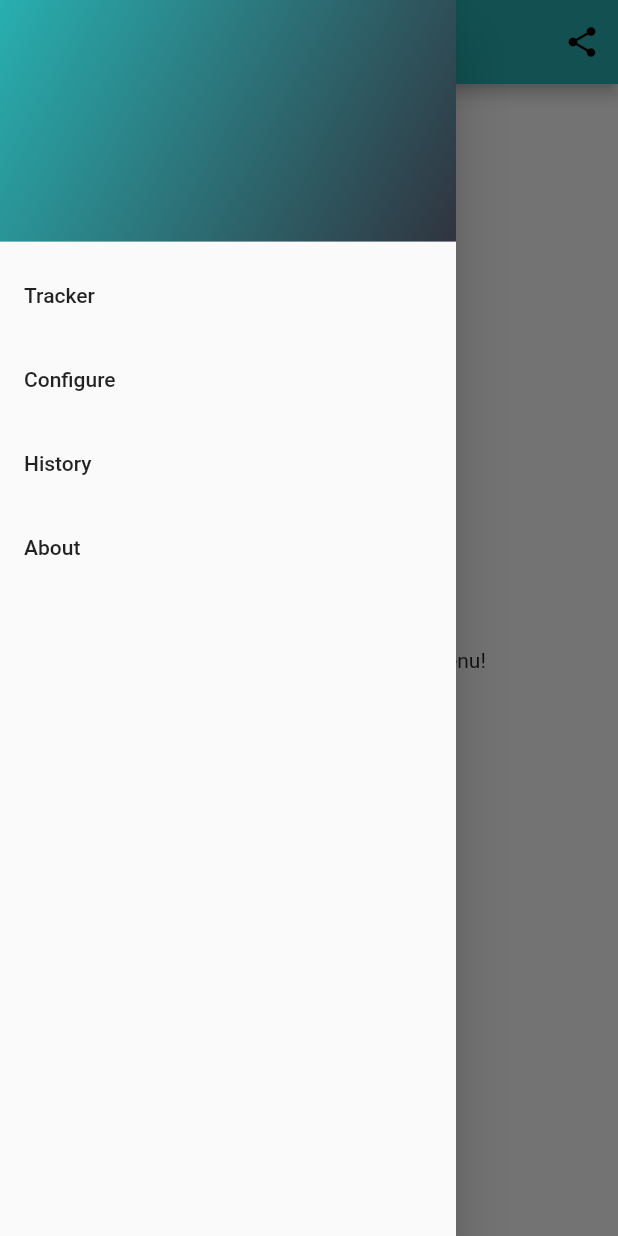
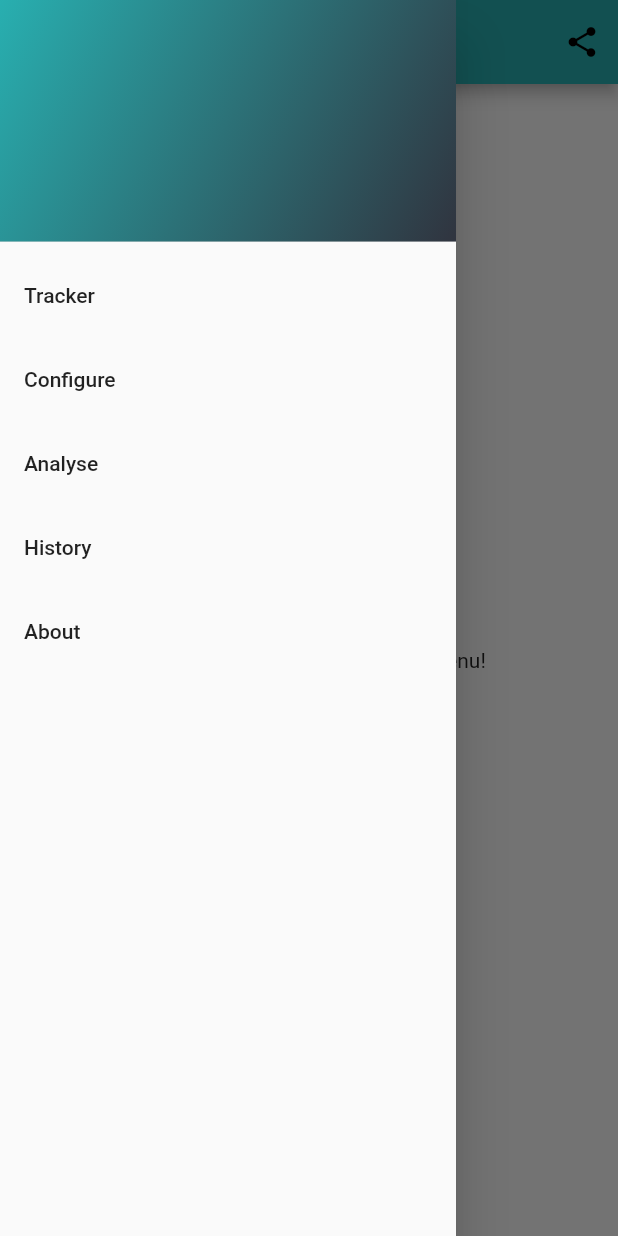
Before and after one commit to hertelukas/stattrack, a Flutter app: the screen it shows after launch, with the side drawer open, on a phone screen of 412 x 824 dp. Run offline on Flutter 3.47's test engine with Material 2 defaults, Android fonts, the phone set to English and light mode, and no system bars; our stand-ins replace share_plus; generated files the repository leaves out were written again.

Commit message:
Setup of new analysing view

```diff
--- a/lib/l10n/app_de.arb
+++ b/lib/l10n/app_de.arb
@@ -21,5 +21,6 @@
   "history": "Einträge",
   "empty_track_help": "Füge neue Tracker über das Bearbeitungsmenu hinzu!",
   "save": "Speichern",
-  "saved": "Eintrag gespeichert!"
+  "saved": "Eintrag gespeichert!",
+  "analyse": "Analyse"
 }
--- a/lib/l10n/app_en.arb
+++ b/lib/l10n/app_en.arb
@@ -21,5 +21,6 @@
   "history": "History",
   "empty_track_help": "Add items to track in the config menu!",
   "save": "Save",
-  "saved": "Saved entry!"
+  "saved": "Saved entry!",
+  "analyse": "Analyse"
 }
--- a/lib/src/views/homePage.dart
+++ b/lib/src/views/homePage.dart
@@ -5,6 +5,7 @@ import 'package:flutter_gen/gen_l10n/app_localizations.dart';
 import 'package:stattrack/src/business_logic/models/configuration.dart';
 import 'package:stattrack/src/business_logic/models/data.dart';
 import 'package:stattrack/src/views/about.dart';
+import 'package:stattrack/src/views/analyseView.dart';
 import 'package:stattrack/src/views/configurationUI.dart';
 import 'package:stattrack/src/views/historyUI.dart';
 import 'package:stattrack/src/views/trackerUI.dart';
@@ -50,6 +51,8 @@ class _HomePageState extends State<HomePage> {
             });
       case View.About:
         return AboutUI();
+      case View.Analyse:
+        return AnalyseView();
     }
   }
 
@@ -109,6 +112,13 @@ class _HomePageState extends State<HomePage> {
                       },
                     ),
                     ListTile(
+                      title: Text(AppLocalizations.of(context)!.analyse),
+                      onTap: () {
+                        _setView(View.Analyse);
+                        Navigator.pop(context);
+                      },
+                    ),
+                    ListTile(
                         title: Text(AppLocalizations.of(context)!.history),
                         onTap: () {
                           _setView(View.History);
--- a/lib/src/views/view.dart
+++ b/lib/src/views/view.dart
@@ -2,7 +2,7 @@ import 'package:flutter/cupertino.dart';
 import 'package:flutter_gen/gen_l10n/app_localizations.dart';
 
 // Enum that represents all available views
-enum View { Configuration, History, Tracker, About }
+enum View { Configuration, History, Tracker, About, Analyse }
 
 extension NameGenerator on View {
   // Returns the name of the view that
@@ -17,6 +17,8 @@ extension NameGenerator on View {
         return AppLocalizations.of(context)!.tracker;
       case View.About:
         return AppLocalizations.of(context)!.about;
+      case View.Analyse:
+        return AppLocalizations.of(context)!.analyse;
     }
   }
 }
--- a/pubspec.yaml
+++ b/pubspec.yaml
@@ -34,6 +34,7 @@ dependencies:
   share_plus: ^2.1.4
   intl: ^0.17.0
   url_launcher: ^6.0.12
+  charts_flutter: ^0.11.0
 
 dev_dependencies:
   flutter_test:
```
Also changed, not shown: lib/src/views/analyseView.dart (added, +9 -0 lines).
